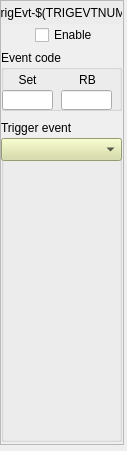
epics-modules/mrfioc2, file ui/EVG/evg_master_trigEvt.ui: the form before one commit.
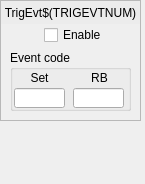
The form after the commit. Custom widgets are drawn as their Qt base class.

Diff of the .ui file:
```diff
--- a/ui/EVG/evg_master_trigEvt.ui
+++ b/ui/EVG/evg_master_trigEvt.ui
@@ -6,8 +6,8 @@
    <rect>
     <x>0</x>
     <y>0</y>
-    <width>127</width>
-    <height>451</height>
+    <width>145</width>
+    <height>184</height>
    </rect>
   </property>
   <property name="windowTitle">
@@ -18,8 +18,8 @@
     <rect>
      <x>0</x>
      <y>0</y>
-     <width>124</width>
-     <height>445</height>
+     <width>141</width>
+     <height>121</height>
     </rect>
    </property>
    <property name="frameShape">
@@ -33,7 +33,7 @@
      <rect>
       <x>1</x>
       <y>1</y>
-      <width>121</width>
+      <width>139</width>
       <height>23</height>
      </rect>
     </property>
@@ -41,7 +41,7 @@
      <string notr="true">background-color: rgb(236, 236, 236, 255);</string>
     </property>
     <property name="text">
-     <string>TrigEvt-$(TRIGEVTNUM)</string>
+     <string>TrigEvt$(TRIGEVTNUM)</string>
     </property>
     <property name="alignment">
      <set>Qt::AlignCenter</set>
@@ -50,7 +50,7 @@
    <widget class="caToggleButton" name="catogglebutton">
     <property name="geometry">
      <rect>
-      <x>35</x>
+      <x>44</x>
       <y>25</y>
       <width>71</width>
       <height>20</height>
@@ -66,7 +66,7 @@
    <widget class="caLed" name="caled">
     <property name="geometry">
      <rect>
-      <x>10</x>
+      <x>19</x>
       <y>25</y>
       <width>20</width>
       <height>20</height>
@@ -106,7 +106,7 @@
    <widget class="QGroupBox" name="groupBox">
     <property name="geometry">
      <rect>
-      <x>1</x>
+      <x>10</x>
       <y>50</y>
       <width>121</width>
       <height>61</height>
@@ -118,8 +118,8 @@
     <widget class="caLineEdit" name="calineedit_8">
      <property name="geometry">
       <rect>
-       <x>60</x>
-       <y>40</y>
+       <x>63</x>
+       <y>38</y>
        <width>51</width>
        <height>20</height>
       </rect>
@@ -137,8 +137,8 @@
     <widget class="QLabel" name="label_30">
      <property name="geometry">
       <rect>
-       <x>1</x>
-       <y>20</y>
+       <x>4</x>
+       <y>18</y>
        <width>51</width>
        <height>20</height>
       </rect>
@@ -153,8 +153,8 @@
     <widget class="caTextEntry" name="catextentry">
      <property name="geometry">
       <rect>
-       <x>1</x>
-       <y>40</y>
+       <x>4</x>
+       <y>38</y>
        <width>51</width>
        <height>20</height>
       </rect>
@@ -179,8 +179,8 @@
     <widget class="QLabel" name="label_29">
      <property name="geometry">
       <rect>
-       <x>61</x>
-       <y>20</y>
+       <x>64</x>
+       <y>18</y>
        <width>51</width>
        <height>20</height>
       </rect>
@@ -193,78 +193,9 @@
      </property>
     </widget>
    </widget>
-   <widget class="QGroupBox" name="groupBox_2">
-    <property name="geometry">
-     <rect>
-      <x>1</x>
-      <y>120</y>
-      <width>121</width>
-      <height>322</height>
-     </rect>
-    </property>
-    <property name="title">
-     <string>Trigger event</string>
-    </property>
-    <widget class="caByte" name="cabyte">
-     <property name="geometry">
-      <rect>
-       <x>75</x>
-       <y>50</y>
-       <width>31</width>
-       <height>288</height>
-      </rect>
-     </property>
-     <property name="channel" stdset="0">
-      <string notr="true">$(EVG):TrigEvt-$(TRIGEVTNUM)-TrigSrc-MbbiDir_</string>
-     </property>
-     <property name="startBit">
-      <number>0</number>
-     </property>
-    </widget>
-    <widget class="caBitnames" name="cabitnames">
-     <property name="geometry">
-      <rect>
-       <x>15</x>
-       <y>50</y>
-       <width>61</width>
-       <height>271</height>
-      </rect>
-     </property>
-     <property name="channelEnum" stdset="0">
-      <string notr="true">$(EVG):TrigEvt-$(TRIGEVTNUM)-TrigSrc-Sel</string>
-     </property>
-     <property name="channelValue" stdset="0">
-      <string notr="true">$(EVG):TrigEvt-$(TRIGEVTNUM)-TrigSrc-Sel</string>
-     </property>
-     <property name="startBit">
-      <number>1</number>
-     </property>
-    </widget>
-    <widget class="caMenu" name="camenu">
-     <property name="geometry">
-      <rect>
-       <x>0</x>
-       <y>18</y>
-       <width>121</width>
-       <height>23</height>
-      </rect>
-     </property>
-     <property name="styleSheet">
-      <string notr="true">background-color: rgb(212, 219, 157);</string>
-     </property>
-     <property name="channel" stdset="0">
-      <string notr="true">$(EVG):TrigEvt-$(TRIGEVTNUM)-TrigSrc-Sel</string>
-     </property>
-    </widget>
-   </widget>
   </widget>
  </widget>
  <customwidgets>
-  <customwidget>
-   <class>caMenu</class>
-   <extends>QComboBox</extends>
-   <header>caMenu</header>
-  </customwidget>
   <customwidget>
    <class>caTextEntry</class>
    <extends>caLineEdit</extends>
@@ -290,16 +221,6 @@
    <extends>QLineEdit</extends>
    <header>caLineEdit</header>
   </customwidget>
-  <customwidget>
-   <class>caByte</class>
-   <extends>QWidget</extends>
-   <header>caByte</header>
-  </customwidget>
-  <customwidget>
-   <class>caBitnames</class>
-   <extends>QWidget</extends>
-   <header>caBitnames</header>
-  </customwidget>
  </customwidgets>
  <resources/>
  <connections/>
```
Left out of the diff: 10 changed lines with no effect on the pictures.
